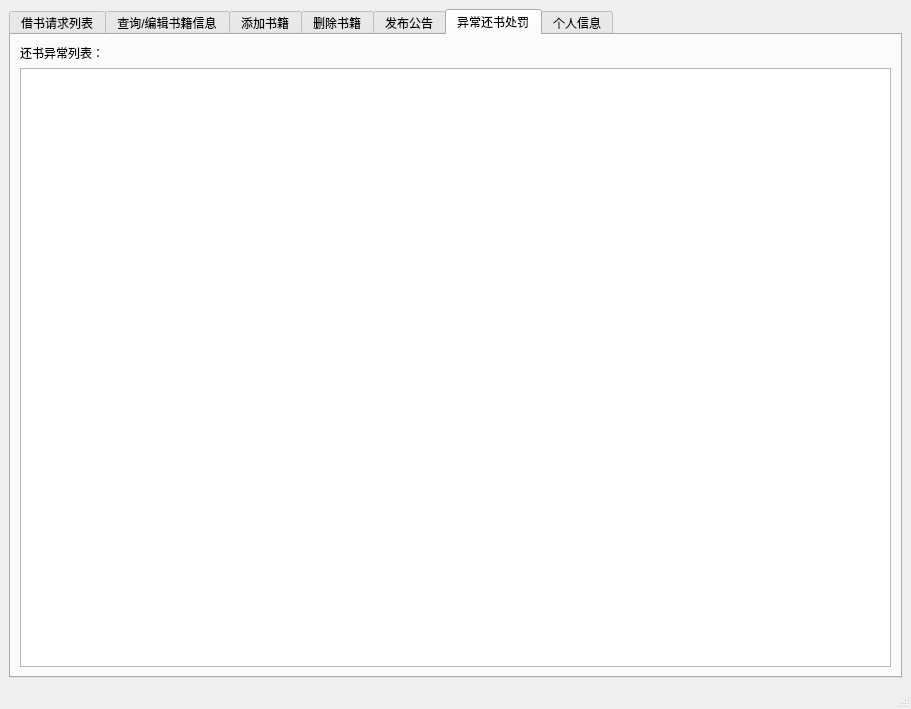
Before: the Qt Designer form librarianinterface.ui in LGH2713/Library_management_system, drawn with Qt 5.
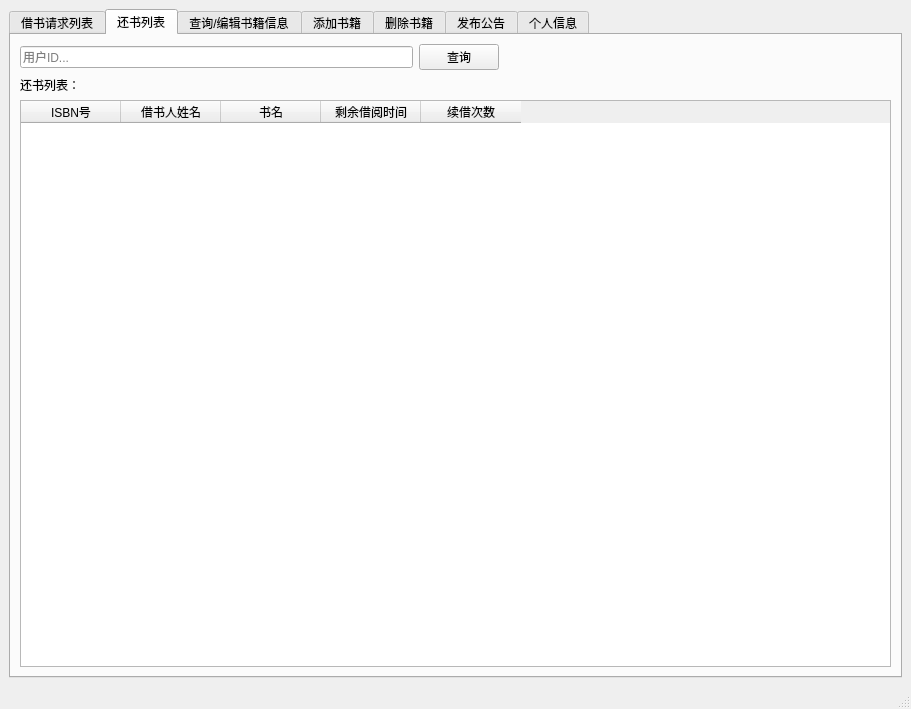
After: the same form once the commit is applied. The open tabs and pages were chosen to show the change.

Commit message: refactor: 讲异常还书列表更改未还书列表（控件布局修改）

Diff of the .ui file:
```diff
--- a/librarianinterface.ui
+++ b/librarianinterface.ui
@@ -92,6 +92,80 @@
         </item>
        </layout>
       </widget>
+      <widget class="QWidget" name="exceptionPunish">
+       <attribute name="title">
+        <string>还书列表</string>
+       </attribute>
+       <layout class="QGridLayout" name="gridLayout_7">
+        <item row="0" column="0">
+         <layout class="QHBoxLayout" name="horizontalLayout_13">
+          <item>
+           <widget class="QLineEdit" name="lineEdit">
+            <property name="placeholderText">
+             <string>用户ID...</string>
+            </property>
+           </widget>
+          </item>
+          <item>
+           <widget class="QPushButton" name="pushButton_2">
+            <property name="text">
+             <string>查询</string>
+            </property>
+           </widget>
+          </item>
+          <item>
+           <spacer name="horizontalSpacer_8">
+            <property name="orientation">
+             <enum>Qt::Horizontal</enum>
+            </property>
+            <property name="sizeHint" stdset="0">
+             <size>
+              <width>40</width>
+              <height>20</height>
+             </size>
+            </property>
+           </spacer>
+          </item>
+         </layout>
+        </item>
+        <item row="1" column="0">
+         <widget class="QLabel" name="label_17">
+          <property name="text">
+           <string>还书列表：</string>
+          </property>
+         </widget>
+        </item>
+        <item row="2" column="0">
+         <widget class="QTableWidget" name="returnBookList">
+          <column>
+           <property name="text">
+            <string>ISBN号</string>
+           </property>
+          </column>
+          <column>
+           <property name="text">
+            <string>借书人姓名</string>
+           </property>
+          </column>
+          <column>
+           <property name="text">
+            <string>书名</string>
+           </property>
+          </column>
+          <column>
+           <property name="text">
+            <string>剩余借阅时间</string>
+           </property>
+          </column>
+          <column>
+           <property name="text">
+            <string>续借次数</string>
+           </property>
+          </column>
+         </widget>
+        </item>
+       </layout>
+      </widget>
       <widget class="QWidget" name="searchBookInfo">
        <attribute name="title">
         <string>查询/编辑书籍信息</string>
@@ -864,23 +938,6 @@
         </item>
        </layout>
       </widget>
-      <widget class="QWidget" name="exceptionPunish">
-       <attribute name="title">
-        <string>异常还书处罚</string>
-       </attribute>
-       <layout class="QGridLayout" name="gridLayout_7">
-        <item row="0" column="0">
-         <widget class="QLabel" name="label_17">
-          <property name="text">
-           <string>还书异常列表：</string>
-          </property>
-         </widget>
-        </item>
-        <item row="1" column="0">
-         <widget class="QTableWidget" name="tableWidget_2"/>
-        </item>
-       </layout>
-      </widget>
       <widget class="QWidget" name="modifyLibrarianInfo">
        <attribute name="title">
         <string>个人信息</string>
```
Left out of the diff: 2 changed lines with no effect on the pictures. The commit also changes 1 other file.
